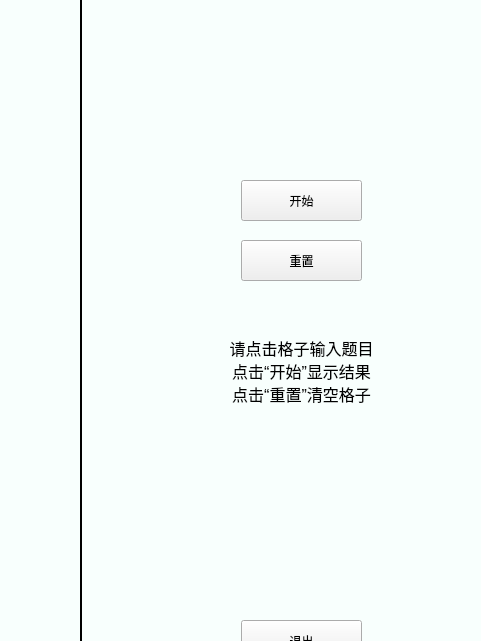
Above: sudoku/mainwindow.ui from rbzzx/Sudoku_solving_program_using_Qt before the change; both pictures show x 819 to 1300 and y 0 to 641 of the 1300 by 900 pixel window. Below: the same form after it.
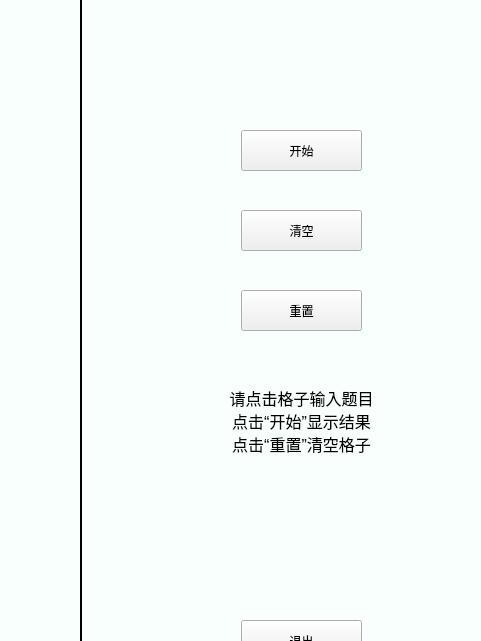
That is the form after the change. Icons and pictures are not drawn.

Patch:
```diff
--- a/sudoku/mainwindow.ui
+++ b/sudoku/mainwindow.ui
@@ -78,7 +78,7 @@
     <property name="geometry">
      <rect>
       <x>1060</x>
-      <y>180</y>
+      <y>130</y>
       <width>121</width>
       <height>41</height>
      </rect>
@@ -137,22 +137,22 @@
     <property name="geometry">
      <rect>
       <x>1060</x>
-      <y>240</y>
+      <y>210</y>
       <width>121</width>
       <height>41</height>
      </rect>
     </property>
     <property name="text">
-     <string>重置</string>
+     <string>清空</string>
     </property>
    </widget>
    <widget class="QLabel" name="Label">
     <property name="geometry">
      <rect>
       <x>960</x>
-      <y>320</y>
+      <y>380</y>
       <width>321</width>
-      <height>101</height>
+      <height>81</height>
      </rect>
     </property>
     <property name="font">
@@ -176,9 +176,9 @@
     <property name="geometry">
      <rect>
       <x>960</x>
-      <y>450</y>
+      <y>490</y>
       <width>321</width>
-      <height>131</height>
+      <height>91</height>
      </rect>
     </property>
     <property name="font">
@@ -193,6 +193,19 @@
      <set>Qt::AlignCenter</set>
     </property>
    </widget>
+   <widget class="QPushButton" name="returnBtn">
+    <property name="geometry">
+     <rect>
+      <x>1060</x>
+      <y>290</y>
+      <width>121</width>
+      <height>41</height>
+     </rect>
+    </property>
+    <property name="text">
+     <string>重置</string>
+    </property>
+   </widget>
   </widget>
   <widget class="QMenuBar" name="menubar">
    <property name="geometry">
```
